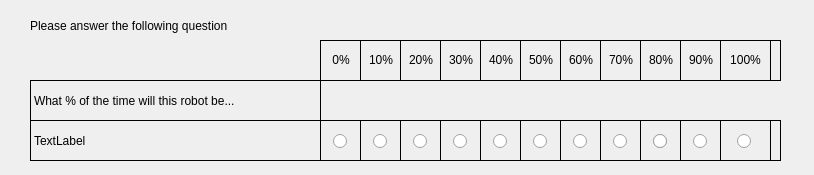
nickconlon/etgoa_evaluation, file surveys/trust_survey.ui: the form before one commit.
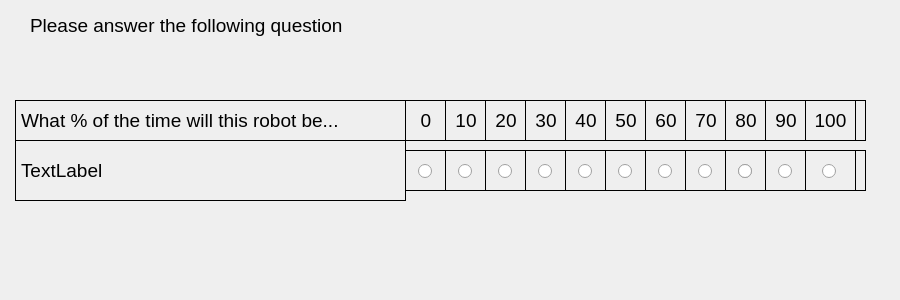
The form after the commit.

Patch:
```diff
--- a/surveys/trust_survey.ui
+++ b/surveys/trust_survey.ui
@@ -9,8 +9,8 @@
    <rect>
     <x>0</x>
     <y>0</y>
-    <width>814</width>
-    <height>175</height>
+    <width>900</width>
+    <height>300</height>
    </rect>
   </property>
   <property name="windowTitle">
@@ -19,12 +19,17 @@
   <widget class="QFrame" name="frame">
    <property name="geometry">
     <rect>
-     <x>320</x>
-     <y>120</y>
+     <x>405</x>
+     <y>150</y>
      <width>461</width>
      <height>41</height>
     </rect>
    </property>
+   <property name="font">
+    <font>
+     <pointsize>14</pointsize>
+    </font>
+   </property>
    <property name="frameShape">
     <enum>QFrame::Box</enum>
    </property>
@@ -40,6 +45,11 @@
       <height>41</height>
      </rect>
     </property>
+    <property name="font">
+     <font>
+      <pointsize>14</pointsize>
+     </font>
+    </property>
     <property name="frameShape">
      <enum>QFrame::Box</enum>
     </property>
@@ -55,6 +65,11 @@
        <height>23</height>
       </rect>
      </property>
+     <property name="font">
+      <font>
+       <pointsize>14</pointsize>
+      </font>
+     </property>
      <property name="text">
       <string/>
      </property>
@@ -72,6 +87,11 @@
       <height>41</height>
      </rect>
     </property>
+    <property name="font">
+     <font>
+      <pointsize>14</pointsize>
+     </font>
+    </property>
     <property name="frameShape">
      <enum>QFrame::Box</enum>
     </property>
@@ -87,6 +107,11 @@
        <height>23</height>
       </rect>
      </property>
+     <property name="font">
+      <font>
+       <pointsize>14</pointsize>
+      </font>
+     </property>
      <property name="text">
       <string/>
      </property>
@@ -104,6 +129,11 @@
       <height>41</height>
      </rect>
     </property>
+    <property name="font">
+     <font>
+      <pointsize>14</pointsize>
+     </font>
+    </property>
     <property name="frameShape">
      <enum>QFrame::Box</enum>
     </property>
@@ -119,6 +149,11 @@
        <height>23</height>
       </rect>
      </property>
+     <property name="font">
+      <font>
+       <pointsize>14</pointsize>
+      </font>
+     </property>
      <property name="text">
       <string/>
      </property>
@@ -136,6 +171,11 @@
       <height>41</height>
      </rect>
     </property>
+    <property name="font">
+     <font>
+      <pointsize>14</pointsize>
+     </font>
+    </property>
     <property name="frameShape">
      <enum>QFrame::Box</enum>
     </property>
@@ -151,6 +191,11 @@
        <height>23</height>
       </rect>
      </property>
+     <property name="font">
+      <font>
+       <pointsize>14</pointsize>
+      </font>
+     </property>
      <property name="text">
       <string/>
      </property>
@@ -168,6 +213,11 @@
       <height>41</height>
      </rect>
     </property>
+    <property name="font">
+     <font>
+      <pointsize>14</pointsize>
+     </font>
+    </property>
     <property name="frameShape">
      <enum>QFrame::Box</enum>
     </property>
@@ -183,6 +233,11 @@
        <height>23</height>
       </rect>
      </property>
+     <property name="font">
+      <font>
+       <pointsize>14</pointsize>
+      </font>
+     </property>
      <property name="text">
       <string/>
      </property>
@@ -200,6 +255,11 @@
       <height>41</height>
      </rect>
     </property>
+    <property name="font">
+     <font>
+      <pointsize>14</pointsize>
+     </font>
+    </property>
     <property name="frameShape">
      <enum>QFrame::Box</enum>
     </property>
@@ -215,6 +275,11 @@
        <height>23</height>
       </rect>
      </property>
+     <property name="font">
+      <font>
+       <pointsize>14</pointsize>
+      </font>
+     </property>
      <property name="text">
       <string/>
      </property>
@@ -232,6 +297,11 @@
       <height>41</height>
      </rect>
     </property>
+    <property name="font">
+     <font>
+      <pointsize>14</pointsize>
+     </font>
+    </property>
     <property name="frameShape">
      <enum>QFrame::Box</enum>
     </property>
@@ -247,6 +317,11 @@
        <height>23</height>
       </rect>
      </property>
+     <property name="font">
+      <font>
+       <pointsize>14</pointsize>
+      </font>
+     </property>
      <property name="text">
       <string/>
      </property>
@@ -264,6 +339,11 @@
       <height>41</height>
      </rect>
     </property>
+    <property name="font">
+     <font>
+      <pointsize>14</pointsize>
+     </font>
+    </property>
     <property name="frameShape">
      <enum>QFrame::Box</enum>
     </property>
@@ -279,6 +359,11 @@
        <height>23</height>
       </rect>
      </property>
+     <property name="font">
+      <font>
+       <pointsize>14</pointsize>
+      </font>
+     </property>
      <property name="text">
       <string/>
      </property>
@@ -296,6 +381,11 @@
       <height>41</height>
      </rect>
     </property>
+    <property name="font">
+     <font>
+      <pointsize>14</pointsize>
+     </font>
+    </property>
     <property name="frameShape">
      <enum>QFrame::Box</enum>
     </property>
@@ -311,6 +401,11 @@
        <height>23</height>
       </rect>
      </property>
+     <property name="font">
+      <font>
+       <pointsize>14</pointsize>
+      </font>
+     </property>
      <property name="text">
       <string/>
      </property>
@@ -327,6 +422,11 @@
        <height>41</height>
       </rect>
      </property>
+     <property name="font">
+      <font>
+       <pointsize>14</pointsize>
+      </font>
+     </property>
      <property name="frameShape">
       <enum>QFrame::Box</enum>
      </property>
@@ -342,6 +442,11 @@
         <height>23</height>
        </rect>
       </property>
+      <property name="font">
+       <font>
+        <pointsize>14</pointsize>
+       </font>
+      </property>
       <property name="text">
        <string/>
       </property>
@@ -360,6 +465,11 @@
       <height>41</height>
      </rect>
     </property>
+    <property name="font">
+     <font>
+      <pointsize>14</pointsize>
+     </font>
+    </property>
     <property name="frameShape">
      <enum>QFrame::Box</enum>
     </property>
@@ -375,6 +485,11 @@
        <height>23</height>
       </rect>
      </property>
+     <property name="font">
+      <font>
+       <pointsize>14</pointsize>
+      </font>
+     </property>
      <property name="text">
       <string/>
      </property>
@@ -392,6 +507,11 @@
       <height>41</height>
      </rect>
     </property>
+    <property name="font">
+     <font>
+      <pointsize>14</pointsize>
+     </font>
+    </property>
     <property name="frameShape">
      <enum>QFrame::Box</enum>
     </property>
@@ -407,6 +527,11 @@
        <height>23</height>
       </rect>
      </property>
+     <property name="font">
+      <font>
+       <pointsize>14</pointsize>
+      </font>
+     </property>
      <property name="text">
       <string/>
      </property>
@@ -419,12 +544,17 @@
   <widget class="QLabel" name="section_text">
    <property name="geometry">
     <rect>
-     <x>30</x>
-     <y>80</y>
-     <width>291</width>
+     <x>15</x>
+     <y>100</y>
+     <width>391</width>
      <height>41</height>
     </rect>
    </property>
+   <property name="font">
+    <font>
+     <pointsize>14</pointsize>
+    </font>
+   </property>
    <property name="frameShape">
     <enum>QFrame::Box</enum>
    </property>
@@ -435,12 +565,17 @@
   <widget class="QLabel" name="prompt_text">
    <property name="geometry">
     <rect>
-     <x>30</x>
-     <y>120</y>
-     <width>291</width>
-     <height>41</height>
+     <x>15</x>
+     <y>140</y>
+     <width>391</width>
+     <height>61</height>
     </rect>
    </property>
+   <property name="font">
+    <font>
+     <pointsize>14</pointsize>
+    </font>
+   </property>
    <property name="frameShape">
     <enum>QFrame::Box</enum>
    </property>
@@ -451,12 +586,17 @@
   <widget class="QFrame" name="frame_13">
    <property name="geometry">
     <rect>
-     <x>320</x>
-     <y>40</y>
+     <x>405</x>
+     <y>100</y>
      <width>461</width>
      <height>41</height>
     </rect>
    </property>
+   <property name="font">
+    <font>
+     <pointsize>14</pointsize>
+    </font>
+   </property>
    <property name="frameShape">
     <enum>QFrame::Box</enum>
    </property>
@@ -472,6 +612,11 @@
       <height>41</height>
      </rect>
     </property>
+    <property name="font">
+     <font>
+      <pointsize>14</pointsize>
+     </font>
+    </property>
     <property name="frameShape">
      <enum>QFrame::Box</enum>
     </property>
@@ -487,8 +632,13 @@
        <height>20</height>
       </rect>
      </property>
+     <property name="font">
+      <font>
+       <pointsize>14</pointsize>
+      </font>
+     </property>
      <property name="text">
-      <string>0%</string>
+      <string>0</string>
      </property>
      <property name="alignment">
       <set>Qt::AlignCenter</set>
@@ -504,6 +654,11 @@
       <height>41</height>
      </rect>
     </property>
+    <property name="font">
+     <font>
+      <pointsize>14</pointsize>
+     </font>
+    </property>
     <property name="frameShape">
      <enum>QFrame::Box</enum>
     </property>
@@ -519,8 +674,13 @@
        <height>20</height>
       </rect>
      </property>
+     <property name="font">
+      <font>
+       <pointsize>14</pointsize>
+      </font>
+     </property>
      <property name="text">
-      <string>10%</string>
+      <string>10</string>
      </property>
      <property name="alignment">
       <set>Qt::AlignCenter</set>
@@ -536,6 +696,11 @@
       <height>41</height>
      </rect>
     </property>
+    <property name="font">
+     <font>
+      <pointsize>14</pointsize>
+     </font>
+    </property>
     <property name="frameShape">
      <enum>QFrame::Box</enum>
     </property>
@@ -551,8 +716,13 @@
        <height>20</height>
       </rect>
      </property>
+     <property name="font">
+      <font>
+       <pointsize>14</pointsize>
+      </font>
+     </property>
      <property name="text">
-      <string>20%</string>
+      <string>20</string>
      </property>
      <property name="alignment">
       <set>Qt::AlignCenter</set>
@@ -568,6 +738,11 @@
       <height>41</height>
      </rect>
     </property>
+    <property name="font">
+     <font>
+      <pointsize>14</pointsize>
+     </font>
+    </property>
     <property name="frameShape">
      <enum>QFrame::Box</enum>
     </property>
@@ -583,8 +758,13 @@
        <height>20</height>
       </rect>
      </property>
+     <property name="font">
+      <font>
+       <pointsize>14</pointsize>
+      </font>
+     </property>
      <property name="text">
-      <string>30%</string>
+      <string>30</string>
      </property>
      <property name="alignment">
       <set>Qt::AlignCenter</set>
@@ -600,6 +780,11 @@
       <height>41</height>
      </rect>
     </property>
+    <property name="font">
+     <font>
+      <pointsize>14</pointsize>
+     </font>
+    </property>
     <property name="frameShape">
      <enum>QFrame::Box</enum>
     </property>
@@ -615,8 +800,13 @@
        <height>20</height>
       </rect>
      </property>
+     <property name="font">
+      <font>
+       <pointsize>14</pointsize>
+      </font>
+     </property>
      <property name="text">
-      <string>40%</string>
+      <string>40</string>
      </property>
      <property name="alignment">
       <set>Qt::AlignCenter</set>
@@ -632,6 +822,11 @@
       <height>41</height>
      </rect>
     </property>
+    <property name="font">
+     <font>
+      <pointsize>14</pointsize>
+     </font>
+    </property>
     <property name="frameShape">
      <enum>QFrame::Box</enum>
     </property>
@@ -647,8 +842,13 @@
        <height>20</height>
       </rect>
      </property>
+     <property name="font">
+      <font>
+       <pointsize>14</pointsize>
+      </font>
+     </property>
      <property name="text">
-      <string>50%</string>
+      <string>50</string>
      </property>
      <property name="alignment">
       <set>Qt::AlignCenter</set>
@@ -664,6 +864,11 @@
       <height>41</height>
      </rect>
     </property>
+    <property name="font">
+     <font>
+      <pointsize>14</pointsize>
+     </font>
+    </property>
     <property name="frameShape">
      <enum>QFrame::Box</enum>
     </property>
@@ -679,8 +884,13 @@
        <height>20</height>
       </rect>
      </property>
+     <property name="font">
+      <font>
+       <pointsize>14</pointsize>
+      </font>
+     </property>
      <property name="text">
-      <string>60%</string>
+      <string>60</string>
      </property>
      <property name="alignment">
       <set>Qt::AlignCenter</set>
@@ -696,6 +906,11 @@
       <height>41</height>
      </rect>
     </property>
+    <property name="font">
+     <font>
+      <pointsize>14</pointsize>
+     </font>
+    </property>
     <property name="frameShape">
      <enum>QFrame::Box</enum>
     </property>
@@ -711,8 +926,13 @@
        <height>20</height>
       </rect>
      </property>
+     <property name="font">
+      <font>
+       <pointsize>14</pointsize>
+      </font>
+     </property>
      <property name="text">
-      <string>70%</string>
+      <string>70</string>
      </property>
      <property name="alignment">
       <set>Qt::AlignCenter</set>
@@ -728,6 +948,11 @@
       <height>41</height>
      </rect>
     </property>
+    <property name="font">
+     <font>
+      <pointsize>14</pointsize>
+     </font>
+    </property>
     <property name="frameShape">
      <enum>QFrame::Box</enum>
     </property>
@@ -743,8 +968,13 @@
        <height>20</height>
       </rect>
      </property>
+     <property name="font">
+      <font>
+       <pointsize>14</pointsize>
+      </font>
+     </property>
      <property name="text">
-      <string>80%</string>
+      <string>80</string>
      </property>
      <property name="alignment">
       <set>Qt::AlignCenter</set>
@@ -760,6 +990,11 @@
       <height>41</height>
      </rect>
     </property>
+    <property name="font">
+     <font>
+      <pointsize>14</pointsize>
+     </font>
+    </property>
     <property name="frameShape">
      <enum>QFrame::Box</enum>
     </property>
@@ -775,8 +1010,13 @@
        <height>20</height>
       </rect>
      </property>
+     <property name="font">
+      <font>
+       <pointsize>14</pointsize>
+      </font>
+     </property>
      <property name="text">
-      <string>90%</string>
+      <string>90</string>
      </property>
      <property name="alignment">
       <set>Qt::AlignCenter</set>
@@ -792,6 +1032,11 @@
       <height>41</height>
      </rect>
     </property>
+    <property name="font">
+     <font>
+      <pointsize>14</pointsize>
+     </font>
+    </property>
     <property name="frameShape">
      <enum>QFrame::Box</enum>
     </property>
@@ -807,8 +1052,13 @@
        <height>20</height>
       </rect>
      </property>
+     <property name="font">
+      <font>
+       <pointsize>14</pointsize>
+      </font>
+     </property>
      <property name="text">
-      <string>100%</string>
+      <string>100</string>
      </property>
      <property name="alignment">
       <set>Qt::AlignCenter</set>
@@ -821,10 +1071,15 @@
     <rect>
      <x>30</x>
      <y>10</y>
-     <width>331</width>
+     <width>571</width>
      <height>31</height>
     </rect>
    </property>
+   <property name="font">
+    <font>
+     <pointsize>14</pointsize>
+    </font>
+   </property>
    <property name="text">
     <string>Please answer the following question</string>
    </property>
```
Left out of the diff: 6 changed lines with no effect on the pictures.
